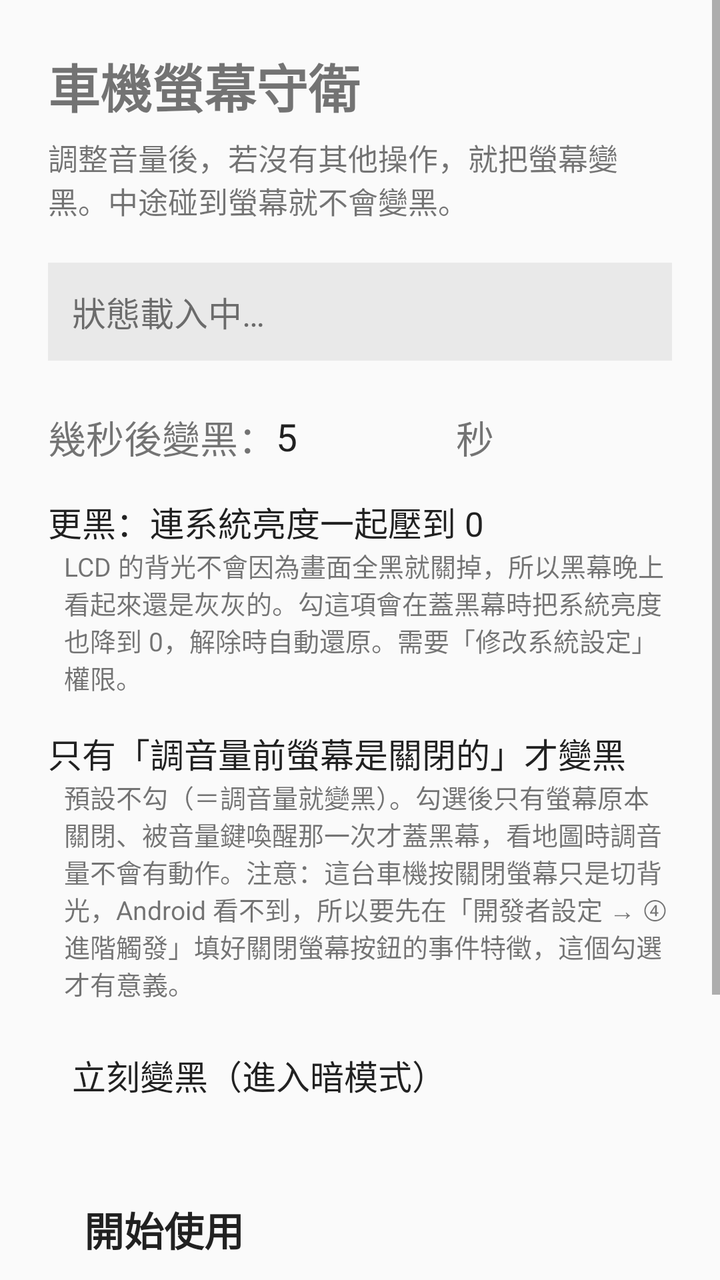
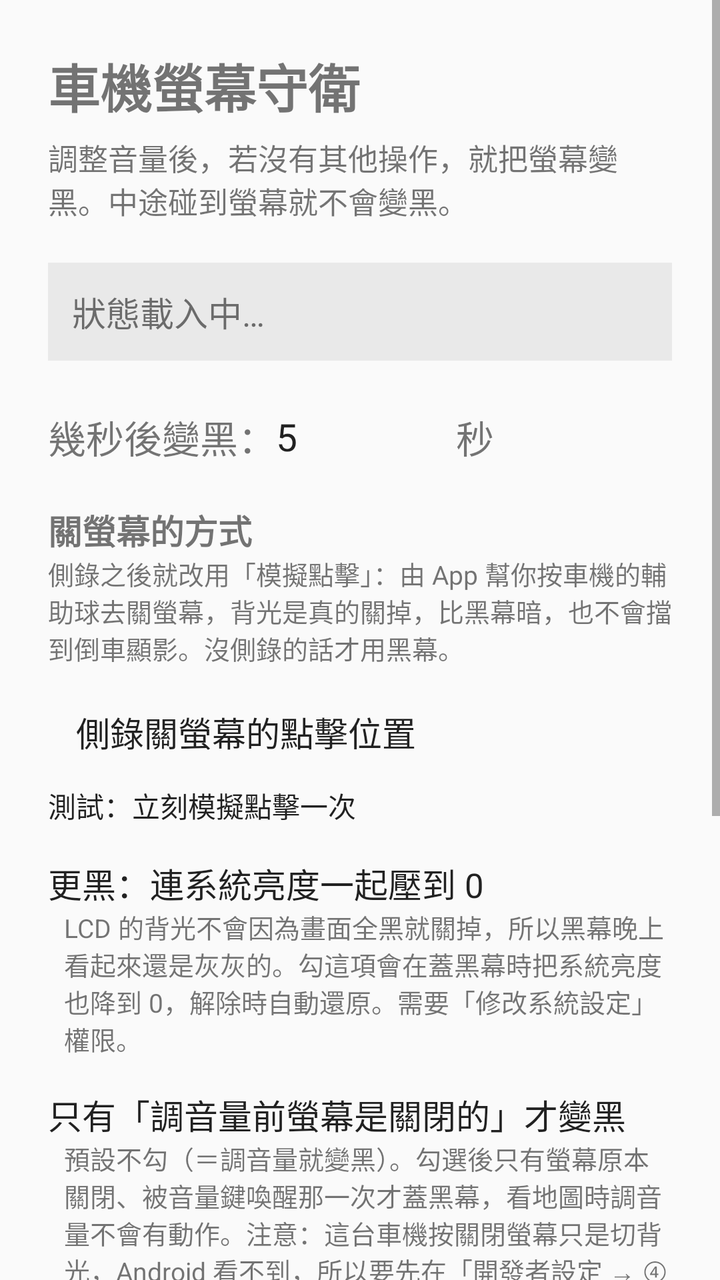

An Android layout rendered at two revisions. The XML below is the earlier revision; the diff shows what the commit changed to produce the second picture.
<!-- AndroidManifest.xml: application theme Theme.ScreenGuard -->
<!-- res/layout/activity_simple.xml -->
<?xml version="1.0" encoding="utf-8"?>
<ScrollView xmlns:android="http://schemas.android.com/apk/res/android"
    android:layout_width="match_parent"
    android:layout_height="match_parent">

    <LinearLayout
        android:layout_width="match_parent"
        android:layout_height="wrap_content"
        android:orientation="vertical"
        android:padding="24dp">

        <TextView
            android:layout_width="wrap_content"
            android:layout_height="wrap_content"
            android:text="車機螢幕守衛"
            android:textSize="26sp"
            android:textStyle="bold" />

        <TextView
            android:layout_width="match_parent"
            android:layout_height="wrap_content"
            android:layout_marginTop="6dp"
            android:textSize="15sp"
            android:text="調整音量後，若沒有其他操作，就把螢幕變黑。中途碰到螢幕就不會變黑。" />

        <TextView
            android:id="@+id/statusSimple"
            android:layout_width="match_parent"
            android:layout_height="wrap_content"
            android:layout_marginTop="20dp"
            android:padding="12dp"
            android:background="#11000000"
            android:textSize="17sp"
            android:text="狀態載入中…" />

        <LinearLayout
            android:layout_width="match_parent"
            android:layout_height="wrap_content"
            android:layout_marginTop="24dp"
            android:gravity="center_vertical"
            android:orientation="horizontal">

            <TextView
                android:layout_width="wrap_content"
                android:layout_height="wrap_content"
                android:text="幾秒後變黑："
                android:textSize="19sp" />

            <EditText
                android:id="@+id/editSec"
                android:layout_width="90dp"
                android:layout_height="wrap_content"
                android:inputType="number"
                android:singleLine="true"
                android:textSize="19sp"
                android:text="5" />

            <TextView
                android:layout_width="wrap_content"
                android:layout_height="wrap_content"
                android:text="秒"
                android:textSize="19sp" />
        </LinearLayout>

        <CheckBox
            android:id="@+id/checkDimSystem"
            android:layout_width="match_parent"
            android:layout_height="wrap_content"
            android:layout_marginTop="16dp"
            android:text="更黑：連系統亮度一起壓到 0"
            android:textSize="17sp" />

        <TextView
            android:layout_width="match_parent"
            android:layout_height="wrap_content"
            android:layout_marginStart="8dp"
            android:textSize="13sp"
            android:text="LCD 的背光不會因為畫面全黑就關掉，所以黑幕晚上看起來還是灰灰的。勾這項會在蓋黑幕時把系統亮度也降到 0，解除時自動還原。需要「修改系統設定」權限。" />

        <CheckBox
            android:id="@+id/checkRequireOff"
            android:layout_width="match_parent"
            android:layout_height="wrap_content"
            android:layout_marginTop="16dp"
            android:text="只有「調音量前螢幕是關閉的」才變黑"
            android:textSize="17sp" />

        <TextView
            android:layout_width="match_parent"
            android:layout_height="wrap_content"
            android:layout_marginStart="8dp"
            android:textSize="13sp"
            android:text="預設不勾（＝調音量就變黑）。勾選後只有螢幕原本關閉、被音量鍵喚醒那一次才蓋黑幕，看地圖時調音量不會有動作。注意：這台車機按關閉螢幕只是切背光，Android 看不到，所以要先在「開發者設定 → ④ 進階觸發」填好關閉螢幕按鈕的事件特徵，這個勾選才有意義。" />

        <Button
            android:id="@+id/btnDarkNow"
            android:layout_width="match_parent"
            android:layout_height="wrap_content"
            android:layout_marginTop="12dp"
            android:padding="12dp"
            android:text="立刻變黑（進入暗模式）"
            android:textSize="17sp" />

        <Button
            android:id="@+id/btnStart"
            android:layout_width="match_parent"
            android:layout_height="wrap_content"
            android:layout_marginTop="20dp"
            android:padding="18dp"
            android:text="開始使用"
            android:textSize="20sp"
            android:textStyle="bold" />

        <Button
            android:id="@+id/btnStop"
            android:layout_width="match_parent"
            android:layout_height="wrap_content"
            android:layout_marginTop="8dp"
            android:padding="10dp"
            android:text="停止"
            android:textSize="16sp" />

        <TextView
            android:layout_width="match_parent"
            android:layout_height="wrap_content"
            android:layout_marginTop="20dp"
            android:textSize="13sp"
            android:text="開始使用後就可以關掉這個 App，它會在背景繼續運作。" />

        <Button
            android:id="@+id/btnDev"
            android:layout_width="wrap_content"
            android:layout_height="wrap_content"
            android:layout_marginTop="24dp"
            android:text="開發者設定"
            android:textSize="13sp" />

    </LinearLayout>
</ScrollView>
<!-- resources referenced by this layout -->
<resources>
  <style name="Theme.ScreenGuard" parent="@android:style/Theme.Material.Light.DarkActionBar" />
</resources>

<!-- the commit's change to res/layout/activity_simple.xml (unified diff, before → after) -->
@@ -61,6 +61,35 @@
                 android:text="秒"
                 android:textSize="19sp" />
         </LinearLayout>
+
+        <TextView
+            android:layout_width="match_parent"
+            android:layout_height="wrap_content"
+            android:layout_marginTop="20dp"
+            android:text="關螢幕的方式"
+            android:textSize="17sp"
+            android:textStyle="bold" />
+
+        <TextView
+            android:layout_width="match_parent"
+            android:layout_height="wrap_content"
+            android:textSize="13sp"
+            android:text="側錄之後就改用「模擬點擊」：由 App 幫你按車機的輔助球去關螢幕，背光是真的關掉，比黑幕暗，也不會擋到倒車顯影。沒側錄的話才用黑幕。" />
+
+        <Button
+            android:id="@+id/btnRecordTaps"
+            android:layout_width="match_parent"
+            android:layout_height="wrap_content"
+            android:layout_marginTop="6dp"
+            android:padding="14dp"
+            android:text="側錄關螢幕的點擊位置"
+            android:textSize="17sp" />
+
+        <Button
+            android:id="@+id/btnTestTaps"
+            android:layout_width="match_parent"
+            android:layout_height="wrap_content"
+            android:text="測試：立刻模擬點擊一次" />
 
         <CheckBox
             android:id="@+id/checkDimSystem"
